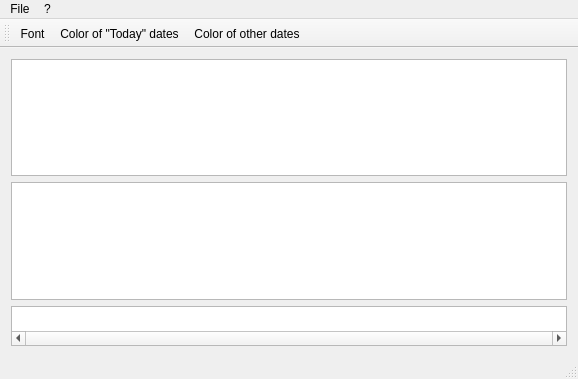
This is mainwindow.ui in gleb-soft/TheirBirthday as Qt 5 draws it before an edit. The edited form follows.
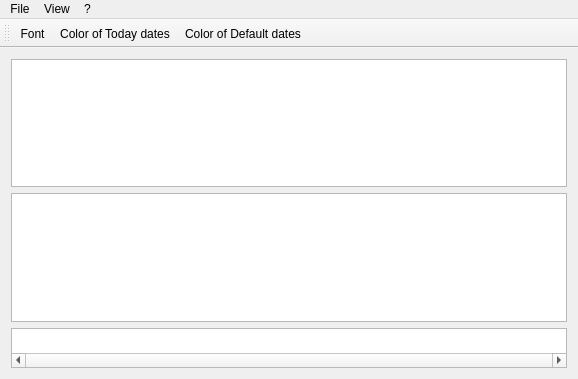
This is the edited form. Icons and pictures are not drawn.

Commit message: fix for dates without year (format "dd/MM"), fix scroll runs, show info in tray tooltip, set WindowFlag Qt::Tool for hide program from taskbar

Diff of the .ui file:
```diff
--- a/mainwindow.ui
+++ b/mainwindow.ui
@@ -70,7 +70,7 @@
       <property name="maximumSize">
        <size>
         <width>16777215</width>
-        <height>60</height>
+        <height>40</height>
        </size>
       </property>
       <property name="inputMethodHints">
@@ -129,7 +129,14 @@
     <addaction name="separator"/>
     <addaction name="actionAbout"/>
    </widget>
+   <widget class="QMenu" name="menuView">
+    <property name="title">
+     <string>View</string>
+    </property>
+    <addaction name="actionToolBar"/>
+   </widget>
    <addaction name="menuFile"/>
+   <addaction name="menuView"/>
    <addaction name="menu"/>
   </widget>
   <widget class="QToolBar" name="mainToolBar">
@@ -143,7 +150,6 @@
    <addaction name="actionColor"/>
    <addaction name="actionColor3"/>
   </widget>
-  <widget class="QStatusBar" name="statusBar"/>
   <action name="actionEdit">
    <property name="text">
     <string>Edit...</string>
@@ -164,7 +170,7 @@
      <normaloff>:/new/files/today.ico</normaloff>:/new/files/today.ico</iconset>
    </property>
    <property name="text">
-    <string>Color of &quot;Today&quot; dates...</string>
+    <string>Color of Today dates...</string>
    </property>
    <property name="toolTip">
     <string>Цвет сегодняшнего текста</string>
@@ -205,7 +211,7 @@
      <normaloff>:/new/files/yesterday.ico</normaloff>:/new/files/yesterday.ico</iconset>
    </property>
    <property name="text">
-    <string>Color of other dates...</string>
+    <string>Color of Default dates...</string>
    </property>
    <property name="toolTip">
     <string>Цвет прочего текста</string>
```
Left out of the diff: 29 changed lines with no effect on the pictures. The commit also changes 8 other files.
